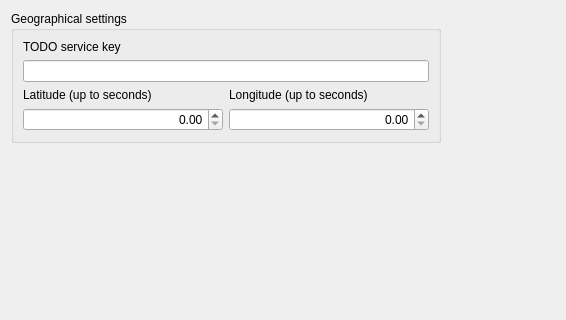
This is src/ui/settings.ui in KrusnikViers/RaspClock as Qt 5 draws it before an edit; both pictures show x 0 to 566 and y 0 to 320 of the 720 by 482 pixel window. The edited form follows.
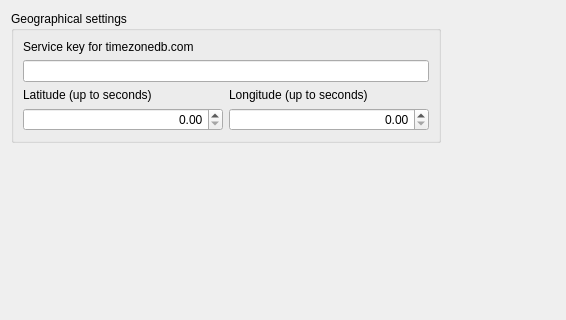
This is the edited form.

```diff
--- a/src/ui/settings.ui
+++ b/src/ui/settings.ui
@@ -60,7 +60,7 @@
       <item row="0" column="0" colspan="2">
        <widget class="QLabel" name="srv_2">
         <property name="text">
-         <string>TODO service key</string>
+         <string>Service key for timezonedb.com</string>
         </property>
        </widget>
       </item>
```
